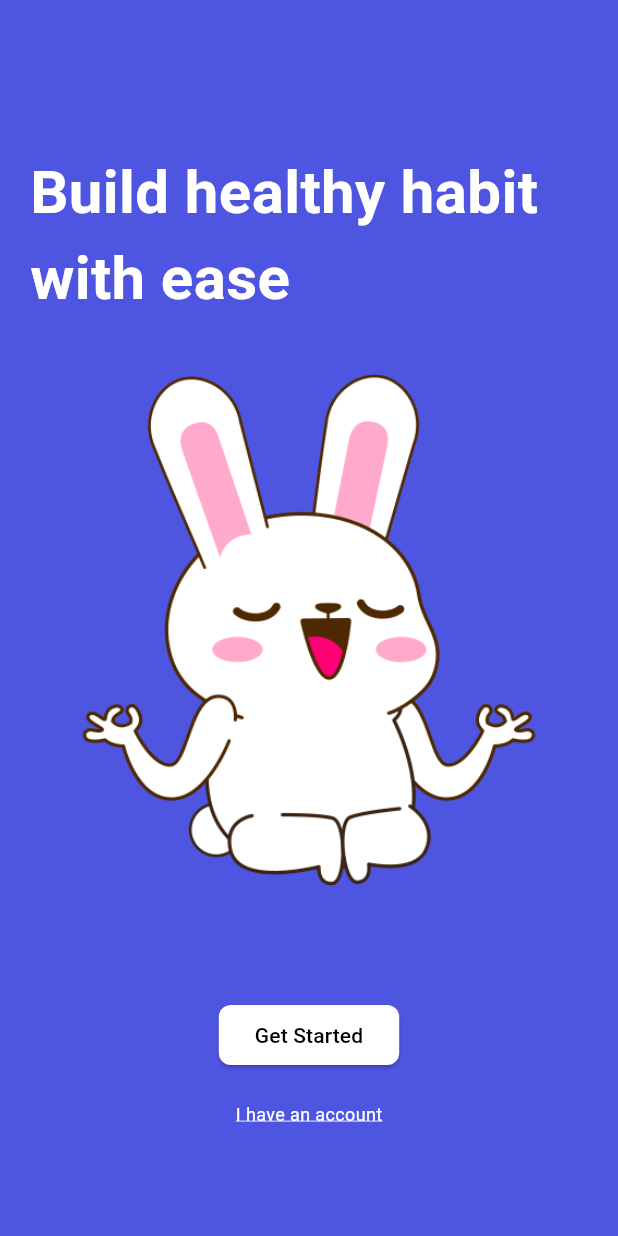
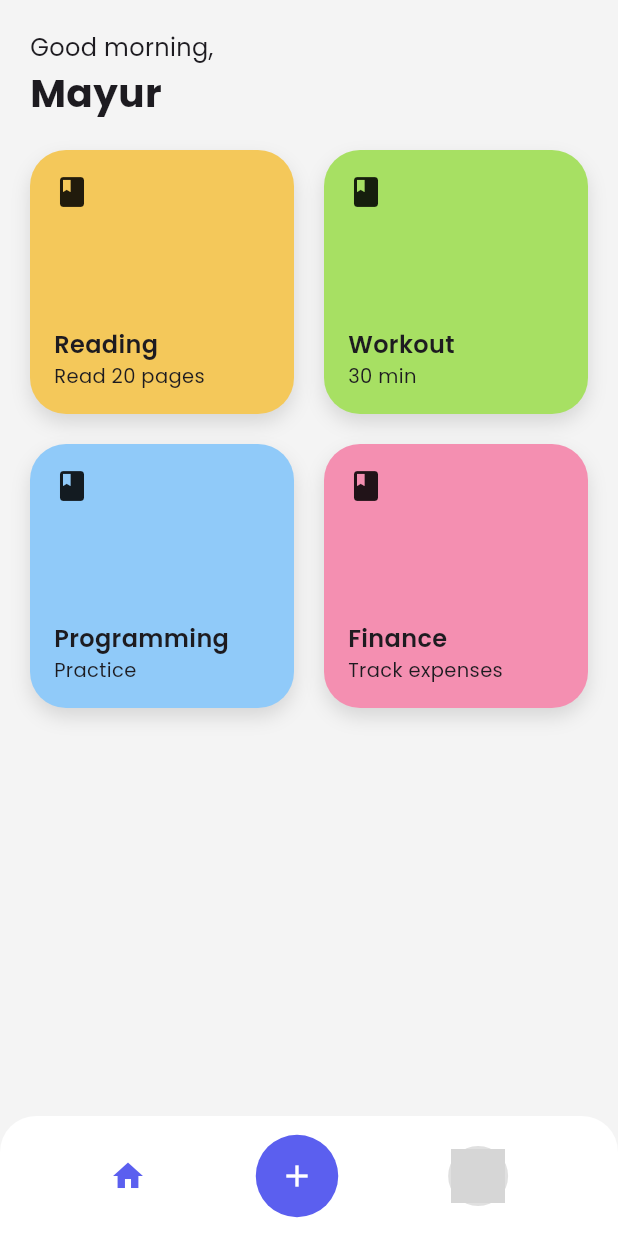
Before and after one commit to mayurpawar17/habit_tracker, a Flutter app: the screen it shows after launch, after a tap on "Get Started", on a phone screen of 412 x 824 dp. Run offline on Flutter 3.47's test engine with Material 3 defaults, Android fonts, the phone set to English and light mode, and no system bars; our stand-ins replace google_fonts; network calls fail; grey boxes are pictures that could not be loaded.

Commit message:
build home screen with navigation and add habit screen

```diff
--- a/lib/core/theme/app_colors.dart
+++ b/lib/core/theme/app_colors.dart
@@ -6,4 +6,11 @@ class AppColors {
   static const Color background = Color(0xFFF5F5F5);
   static const Color textDark = Color(0xFF212121);
   static const Color textLight = Color(0xFFFFFFFF);
+
+  static const purple = Color(0xFF5B5FEF);
+  static const pastelGreen = Color(0xFFA7E063);
+  static const yellow = Color(0xFFF4C85A);
+  static const pink = Color(0xFFF48FB1);
+  static const blue = Color(0xFF90CAF9);
+  static const lightGrey = Color(0xFFF4F4F4);
 }
--- /dev/null
+++ b/lib/features/home/views/home_screen.dart
@@ -0,0 +1,218 @@
+import 'package:flutter/material.dart';
+import 'package:google_fonts/google_fonts.dart';
+import 'package:habit_tracker/core/theme/app_colors.dart';
+import 'package:habit_tracker/features/add_habit/views/add_habit_screen.dart'
+    hide AppColors;
+
+class HomeScreen extends StatefulWidget {
+  const HomeScreen({super.key});
+
+  @override
+  State<HomeScreen> createState() => _HomeScreenState();
+}
+
+class _HomeScreenState extends State<HomeScreen> {
+  int _selectedIndex = 0;
+
+  final List<Widget> _pages = const [
+    HomeContent(),
+    SizedBox(), // Placeholder for Add (handled separately)
+    ProfileScreen(),
+  ];
+
+  void _onItemTapped(int index) {
+    if (index == 1) {
+      // ADD BUTTON ACTION
+      Navigator.push(
+        context,
+        MaterialPageRoute(builder: (context) => const AddHabitLightScreen()),
+      );
+      return;
+    }
+
+    setState(() {
+      _selectedIndex = index;
+    });
+  }
+
+  @override
+  Widget build(BuildContext context) {
+    return Scaffold(
+      backgroundColor: AppColors.lightGrey,
+      body: _pages[_selectedIndex],
+
+      ////////////////////////////////////////////////////////////
+      /// CUSTOM BOTTOM NAV
+      ////////////////////////////////////////////////////////////
+      bottomNavigationBar: Container(
+        height: 80,
+        decoration: const BoxDecoration(
+          color: Colors.white,
+          borderRadius: BorderRadius.vertical(top: Radius.circular(24)),
+        ),
+        child: SafeArea(
+          child: Row(
+            mainAxisAlignment: MainAxisAlignment.spaceEvenly,
+            children: [
+              GestureDetector(
+                onTap: () => _onItemTapped(0),
+                child: Icon(
+                  Icons.home,
+                  color: _selectedIndex == 0 ? AppColors.purple : Colors.grey,
+                ),
+              ),
+
+              /// CENTER ADD BUTTON
+              GestureDetector(
+                onTap: () => _onItemTapped(1),
+                child: Container(
+                  height: 55,
+                  width: 55,
+                  decoration: const BoxDecoration(
+                    color: AppColors.purple,
+                    shape: BoxShape.circle,
+                  ),
+                  child: const Icon(Icons.add, color: Colors.white),
+                ),
+              ),
+
+              GestureDetector(
+                onTap: () => _onItemTapped(2),
+                child: CircleAvatar(
+                  radius: 20,
+                  backgroundColor: _selectedIndex == 2
+                      ? AppColors.purple
+                      : Colors.grey.shade300,
+                  child: const CircleAvatar(
+                    radius: 18,
+                    backgroundImage: NetworkImage("https://i.pravatar.cc/300"),
+                  ),
+                ),
+              ),
+            ],
+          ),
+        ),
+      ),
+    );
+  }
+}
+
+////////////////////////////////////////////////////////////
+/// HOME CONTENT (Your existing body moved here)
+////////////////////////////////////////////////////////////
+
+class HomeContent extends StatelessWidget {
+  const HomeContent({super.key});
+
+  @override
+  Widget build(BuildContext context) {
+    return SafeArea(
+      child: Padding(
+        padding: const EdgeInsets.all(20),
+        child: Column(
+          crossAxisAlignment: CrossAxisAlignment.start,
+          children: [
+            Text("Good morning,", style: GoogleFonts.poppins(fontSize: 16)),
+            Text(
+              "Mayur",
+              style: GoogleFonts.poppins(
+                fontSize: 26,
+                fontWeight: FontWeight.bold,
+              ),
+            ),
+            const SizedBox(height: 20),
+
+            Expanded(
+              child: GridView.count(
+                crossAxisCount: 2,
+                mainAxisSpacing: 20,
+                crossAxisSpacing: 20,
+                children: [
+                  HabitCard(
+                    color: AppColors.yellow,
+                    title: "Reading",
+                    subtitle: "Read 20 pages",
+                  ),
+                  HabitCard(
+                    color: AppColors.pastelGreen,
+                    title: "Workout",
+                    subtitle: "30 min",
+                  ),
+                  HabitCard(
+                    color: AppColors.blue,
+                    title: "Programming",
+                    subtitle: "Practice",
+                  ),
+                  HabitCard(
+                    color: AppColors.pink,
+                    title: "Finance",
+                    subtitle: "Track expenses",
+                  ),
+                ],
+              ),
+            ),
+          ],
+        ),
+      ),
+    );
+  }
+}
+
+////////////////////////////////////////////////////////////
+/// PROFILE SCREEN (Example)
+////////////////////////////////////////////////////////////
+
+class ProfileScreen extends StatelessWidget {
+  const ProfileScreen({super.key});
+
+  @override
+  Widget build(BuildContext context) {
+    return const Center(child: Text("Profile Screen"));
+  }
+}
+
+class HabitCard extends StatelessWidget {
+  final Color color;
+  final String title;
+  final String subtitle;
+
+  const HabitCard({
+    super.key,
+    required this.color,
+    required this.title,
+    required this.subtitle,
+  });
+
+  @override
+  Widget build(BuildContext context) {
+    return Container(
+      padding: const EdgeInsets.all(16),
+      decoration: BoxDecoration(
+        color: color,
+        borderRadius: BorderRadius.circular(24),
+        boxShadow: const [
+          BoxShadow(
+            blurRadius: 10,
+            offset: Offset(0, 6),
+            color: Colors.black12,
+          ),
+        ],
+      ),
+      child: Column(
+        crossAxisAlignment: CrossAxisAlignment.start,
+        children: [
+          const Icon(Icons.book),
+          const Spacer(),
+          Text(
+            title,
+            style: GoogleFonts.poppins(
+              fontWeight: FontWeight.w600,
+              fontSize: 16,
+            ),
+          ),
+          Text(subtitle, style: GoogleFonts.poppins(fontSize: 13)),
+        ],
+      ),
+    );
+  }
+}
--- a/lib/features/onboarding/views/welcome_screen.dart
+++ b/lib/features/onboarding/views/welcome_screen.dart
@@ -1,6 +1,7 @@
 import 'package:flutter/material.dart';
 import 'package:habit_tracker/core/theme/app_colors.dart';
 import 'package:habit_tracker/core/widgets/app_button.dart';
+import 'package:habit_tracker/features/home/views/home_screen.dart';
 
 class WelcomeScreen extends StatelessWidget {
   const WelcomeScreen({super.key});
@@ -34,7 +35,15 @@ class WelcomeScreen extends StatelessWidget {
               //   style: TextStyle(color: AppColors.textLight, fontSize: 16),
               // ),
               const SizedBox(height: 20),
-              AppButton(label: 'Get Started', onPressed: () {}),
+              AppButton(
+                label: 'Get Started',
+                onPressed: () {
+                  Navigator.pushReplacement(
+                    context,
+                    MaterialPageRoute(builder: (context) => const HomeScreen()),
+                  );
+                },
+              ),
               const SizedBox(height: 20),
               const Text(
                 'I have an account',
--- a/lib/main.dart
+++ b/lib/main.dart
@@ -18,14 +18,89 @@ class MyApp extends StatelessWidget {
   }
 }
 
-class HomeScreen extends StatelessWidget {
-  const HomeScreen({super.key});
+// class MeditationScreen extends StatelessWidget {
+//   const MeditationScreen({super.key});
 
-  @override
-  Widget build(BuildContext context) {
-    return Scaffold(
-      appBar: AppBar(title: const Text('Habit Tracker')),
-      body: const Center(child: Text('Habit Tracker')),
-    );
-  }
-}
+//   @override
+//   Widget build(BuildContext context) {
+//     return Scaffold(
+//       backgroundColor: AppColors.pastelGreen,
+//       body: SafeArea(
+//         child: Padding(
+//           padding: const EdgeInsets.all(24),
+//           child: Column(
+//             children: [
+//               const Align(
+//                 alignment: Alignment.topLeft,
+//                 child: Icon(Icons.close),
+//               ),
+
+//               const SizedBox(height: 20),
+
+//               Text(
+//                 "Meditation",
+//                 style: GoogleFonts.poppins(
+//                   fontSize: 22,
+//                   fontWeight: FontWeight.bold,
+//                 ),
+//               ),
+
+//               const SizedBox(height: 40),
+
+//               const Icon(
+//                 Icons.self_improvement,
+//                 size: 100,
+//                 color: Colors.black,
+//               ),
+
+//               const SizedBox(height: 30),
+
+//               Text(
+//                 "34 min 46 s",
+//                 style: GoogleFonts.poppins(
+//                   fontSize: 28,
+//                   fontWeight: FontWeight.bold,
+//                 ),
+//               ),
+
+//               const SizedBox(height: 30),
+
+//               infoTile(Icons.music_note, "Calm music can help you"),
+//               infoTile(Icons.air, "Mindful breathing helps you relax"),
+//               infoTile(Icons.water_drop, "Water is important"),
+
+//               const Spacer(),
+
+//               Container(
+//                 height: 60,
+//                 width: double.infinity,
+//                 decoration: BoxDecoration(
+//                   color: Colors.white,
+//                   borderRadius: BorderRadius.circular(30),
+//                 ),
+//                 child: const Center(
+//                   child: Text(
+//                     "Finish",
+//                     style: TextStyle(fontWeight: FontWeight.bold),
+//                   ),
+//                 ),
+//               ),
+//             ],
+//           ),
+//         ),
+//       ),
+//     );
+//   }
+
+//   Widget infoTile(IconData icon, String text) {
+//     return Container(
+//       margin: const EdgeInsets.only(bottom: 15),
+//       padding: const EdgeInsets.all(16),
+//       decoration: BoxDecoration(
+//         color: Colors.white.withOpacity(0.3),
+//         borderRadius: BorderRadius.circular(20),
+//       ),
+//       child: Row(children: [Icon(icon), const SizedBox(width: 10), Text(text)]),
+//     );
+//   }
+// }
--- a/pubspec.yaml
+++ b/pubspec.yaml
@@ -10,6 +10,7 @@ environment:
 dependencies:
   flutter:
     sdk: flutter
+  google_fonts: ^8.0.2
 
 dev_dependencies:
   flutter_test:
```
Also changed, not shown: lib/features/add_habit/views/add_habit_screen.dart (added, +382 -0 lines), pubspec.lock.
